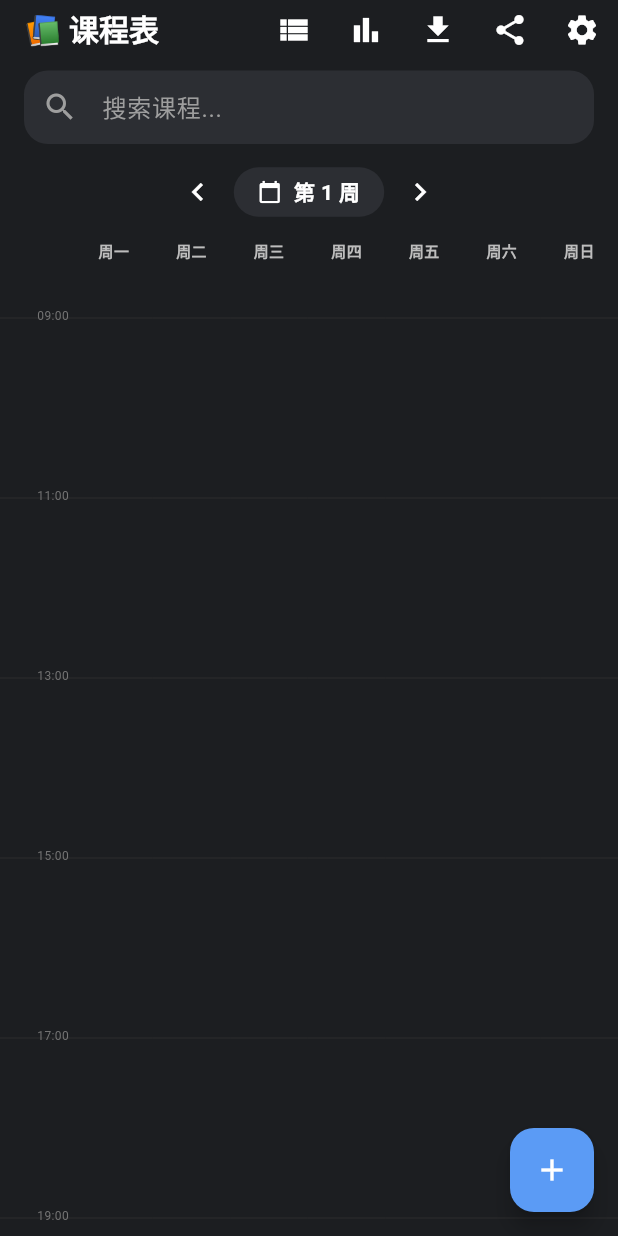
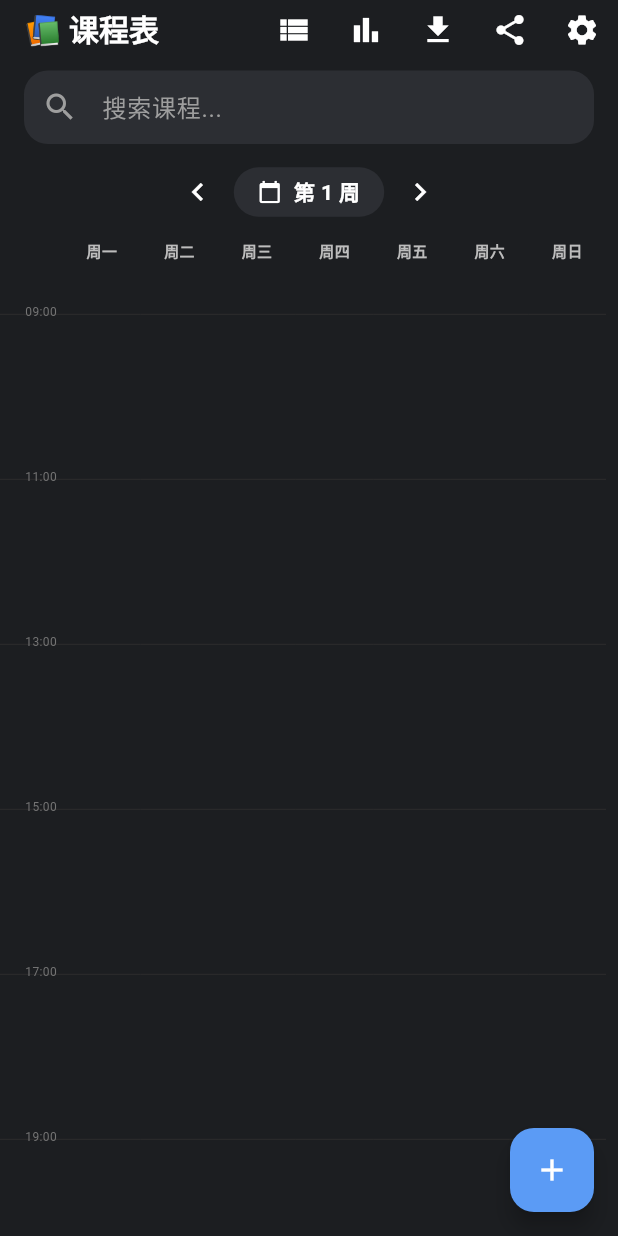
Before and after one commit to a3292334877-star/herrycat, a Flutter app: the screen it shows after launch, on a phone screen of 412 x 824 dp. Run offline on Flutter 3.47's test engine with Material 3 defaults, Android fonts, the phone set to English and light mode, and no system bars; our stand-ins replace flutter_local_notifications, flutter_timezone, share_plus, shared_preferences, sqflite, timezone; missing offline and left inert: pointycastle; accounts and stored records are empty.

Commit message:
chore: shrink grid — header 24px, time col 42px, containerH 660px

```diff
--- a/lib/widgets/weekly_grid_view.dart
+++ b/lib/widgets/weekly_grid_view.dart
@@ -13,8 +13,8 @@ class WeeklyGridView extends StatelessWidget {
   static const int _dayEndMin   = 20 * 60 + 30; // 1230
   static const int _totalMin    = _dayEndMin - _dayStartMin; // 720
 
-  // Container height = 12 hours × 60 px/h = 720 px total
-  static const double _containerH = 720.0;
+  // Container height = 12 hours × 55 px/h = 660 px total
+  static const double _containerH = 660.0;
 
   static double _minToPx(int min) =>
       ((min - _dayStartMin) / _totalMin) * _containerH;
@@ -139,10 +139,10 @@ class WeeklyGridView extends StatelessWidget {
       height: 30,
       child: Row(
         children: [
-          const SizedBox(width: 50, height: 30),
+          const SizedBox(width: 42, height: 24),
           ...List.generate(7, (i) => SizedBox(
             width: colW,
-            height: 30,
+            height: 24,
             child: Center(child: Text(dayNames[i], style: TextStyle(color: Colors.grey[400], fontSize: 10, fontWeight: FontWeight.w600))),
           )),
         ],
@@ -155,7 +155,7 @@ class WeeklyGridView extends StatelessWidget {
       children: [
         // Time column
         SizedBox(
-          width: 50,
+          width: 42,
           height: _containerH,
           child: Stack(
             children: [
```
